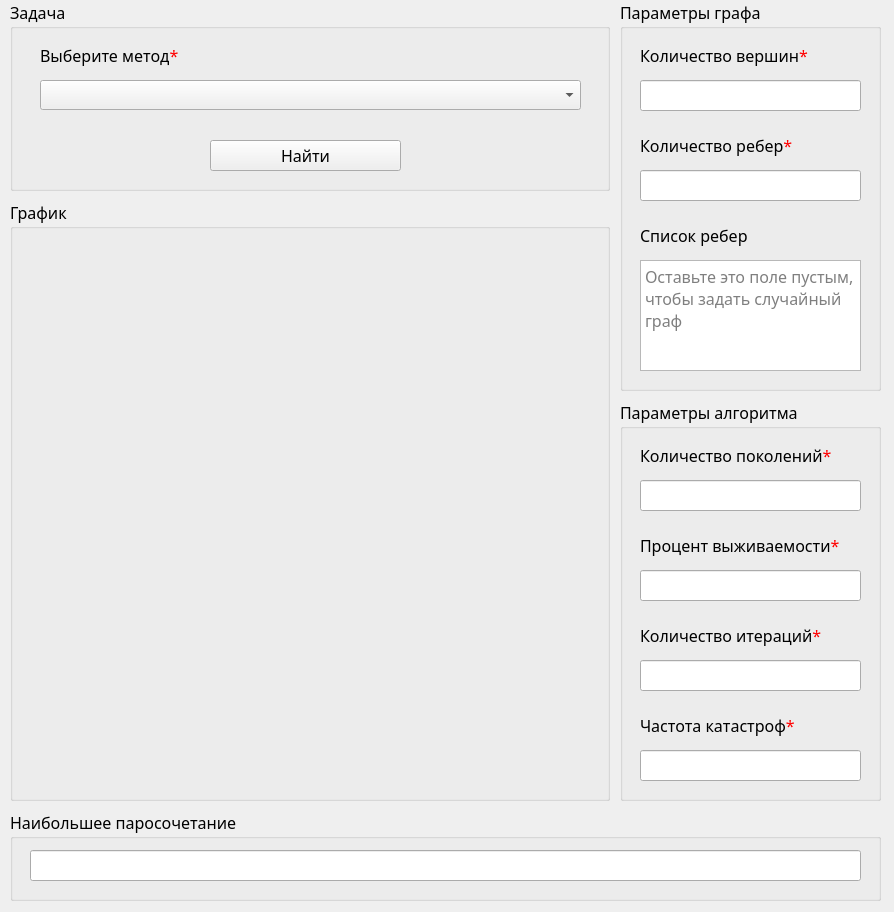
First picture: the form in GA-IS/GeneticAlgorithm/src/form.ui, repository MediamNoctem/University, before the edit.
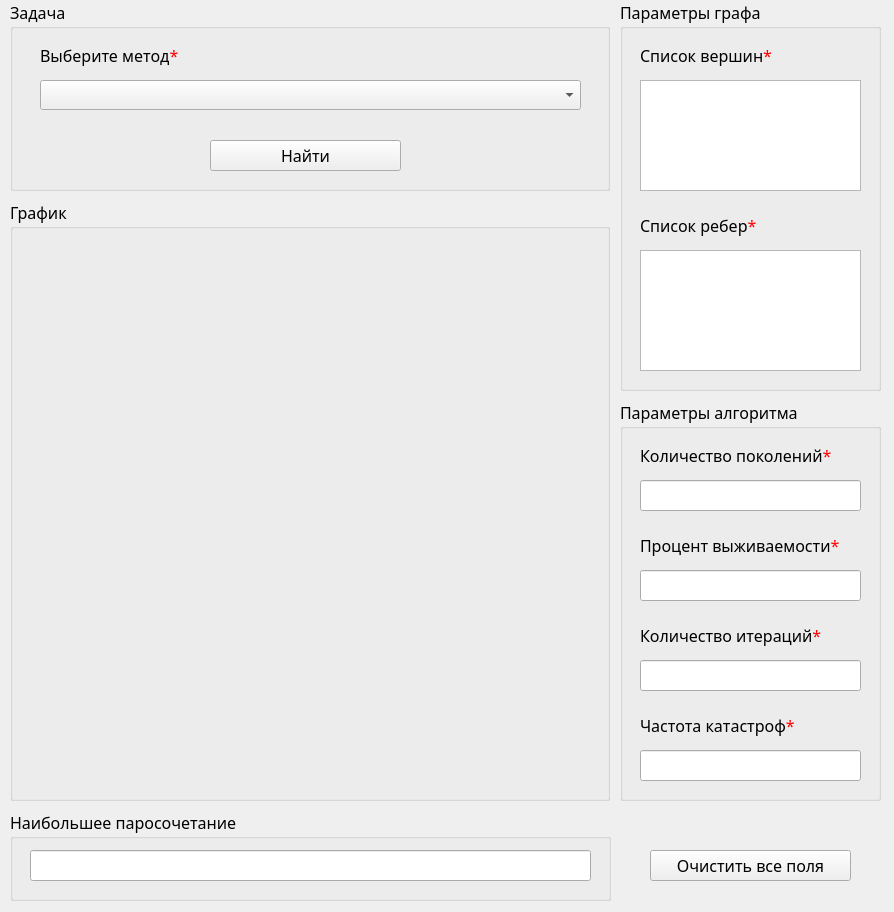
Second picture: the form after the edit.

The edit to the form file:
```diff
--- a/GA-IS/GeneticAlgorithm/src/form.ui
+++ b/GA-IS/GeneticAlgorithm/src/form.ui
@@ -125,7 +125,7 @@
     <property name="title">
      <string>Параметры алгоритма</string>
     </property>
-    <widget class="QLabel" name="label_5">
+    <widget class="QLabel" name="label_4">
      <property name="geometry">
       <rect>
        <x>20</x>
@@ -138,7 +138,7 @@
       <string>&lt;html&gt;&lt;head/&gt;&lt;body&gt;&lt;p&gt;Количество поколений&lt;span style=&quot; color:#ff0000;&quot;&gt;*&lt;/span&gt;&lt;/p&gt;&lt;/body&gt;&lt;/html&gt;</string>
      </property>
     </widget>
-    <widget class="QLineEdit" name="lineEdit_3">
+    <widget class="QLineEdit" name="lineEdit_1">
      <property name="geometry">
       <rect>
        <x>20</x>
@@ -161,7 +161,7 @@
       <string>&lt;html&gt;&lt;head/&gt;&lt;body&gt;&lt;p&gt;Процент выживаемости&lt;span style=&quot; color:#ff0000;&quot;&gt;*&lt;/span&gt;&lt;/p&gt;&lt;/body&gt;&lt;/html&gt;</string>
      </property>
     </widget>
-    <widget class="QLineEdit" name="lineEdit_4">
+    <widget class="QLineEdit" name="lineEdit_2">
      <property name="geometry">
       <rect>
        <x>20</x>
@@ -184,7 +184,7 @@
       <string>&lt;html&gt;&lt;head/&gt;&lt;body&gt;&lt;p&gt;Количество итераций&lt;span style=&quot; color:#ff0000;&quot;&gt;*&lt;/span&gt;&lt;/p&gt;&lt;/body&gt;&lt;/html&gt;</string>
      </property>
     </widget>
-    <widget class="QLineEdit" name="lineEdit_5">
+    <widget class="QLineEdit" name="lineEdit_3">
      <property name="geometry">
       <rect>
        <x>20</x>
@@ -223,14 +223,14 @@
      <rect>
       <x>10</x>
       <y>810</y>
-      <width>871</width>
+      <width>601</width>
       <height>91</height>
      </rect>
     </property>
     <property name="title">
      <string>Наибольшее паросочетание</string>
     </property>
-    <widget class="QLineEdit" name="lineEdit_7">
+    <widget class="QLineEdit" name="lineEdit_5">
      <property name="enabled">
       <bool>true</bool>
      </property>
@@ -238,7 +238,7 @@
       <rect>
        <x>20</x>
        <y>40</y>
-       <width>831</width>
+       <width>561</width>
        <height>31</height>
       </rect>
      </property>
@@ -269,60 +269,27 @@
       </rect>
      </property>
      <property name="text">
-      <string>&lt;html&gt;&lt;head/&gt;&lt;body&gt;&lt;p&gt;Количество вершин&lt;span style=&quot; color:#ff0000;&quot;&gt;*&lt;/span&gt;&lt;/p&gt;&lt;/body&gt;&lt;/html&gt;</string>
-     </property>
-    </widget>
-    <widget class="QLineEdit" name="lineEdit_1">
-     <property name="geometry">
-      <rect>
-       <x>20</x>
-       <y>80</y>
-       <width>221</width>
-       <height>31</height>
-      </rect>
+      <string>&lt;html&gt;&lt;head/&gt;&lt;body&gt;&lt;p&gt;Список вершин&lt;span style=&quot; color:#ff0000;&quot;&gt;*&lt;/span&gt;&lt;/p&gt;&lt;/body&gt;&lt;/html&gt;</string>
      </property>
     </widget>
     <widget class="QLabel" name="label_3">
      <property name="geometry">
       <rect>
        <x>20</x>
-       <y>130</y>
+       <y>210</y>
        <width>221</width>
        <height>31</height>
       </rect>
      </property>
      <property name="text">
-      <string>&lt;html&gt;&lt;head/&gt;&lt;body&gt;&lt;p&gt;Количество ребер&lt;span style=&quot; color:#ff0000;&quot;&gt;*&lt;/span&gt;&lt;/p&gt;&lt;/body&gt;&lt;/html&gt;</string>
-     </property>
-    </widget>
-    <widget class="QLineEdit" name="lineEdit_2">
-     <property name="geometry">
-      <rect>
-       <x>20</x>
-       <y>170</y>
-       <width>221</width>
-       <height>31</height>
-      </rect>
-     </property>
-    </widget>
-    <widget class="QLabel" name="label_4">
-     <property name="geometry">
-      <rect>
-       <x>20</x>
-       <y>220</y>
-       <width>221</width>
-       <height>31</height>
-      </rect>
-     </property>
-     <property name="text">
-      <string>&lt;html&gt;&lt;head/&gt;&lt;body&gt;&lt;p&gt;Список ребер&lt;/p&gt;&lt;/body&gt;&lt;/html&gt;</string>
+      <string>&lt;html&gt;&lt;head/&gt;&lt;body&gt;&lt;p&gt;Список ребер&lt;span style=&quot; color:#ff0000;&quot;&gt;*&lt;/span&gt;&lt;/p&gt;&lt;/body&gt;&lt;/html&gt;</string>
      </property>
     </widget>
     <widget class="QTextEdit" name="textEdit_1">
      <property name="geometry">
       <rect>
        <x>20</x>
-       <y>260</y>
+       <y>80</y>
        <width>221</width>
        <height>111</height>
       </rect>
@@ -337,9 +304,44 @@
       <string/>
      </property>
      <property name="placeholderText">
-      <string>Оставьте это поле пустым, чтобы задать случайный граф</string>
+      <string/>
      </property>
     </widget>
+    <widget class="QTextEdit" name="textEdit_2">
+     <property name="geometry">
+      <rect>
+       <x>20</x>
+       <y>250</y>
+       <width>221</width>
+       <height>121</height>
+      </rect>
+     </property>
+     <property name="toolTip">
+      <string/>
+     </property>
+     <property name="toolTipDuration">
+      <number>-1</number>
+     </property>
+     <property name="documentTitle">
+      <string/>
+     </property>
+     <property name="placeholderText">
+      <string/>
+     </property>
+    </widget>
+   </widget>
+   <widget class="QPushButton" name="pushButton_2">
+    <property name="geometry">
+     <rect>
+      <x>650</x>
+      <y>850</y>
+      <width>201</width>
+      <height>31</height>
+     </rect>
+    </property>
+    <property name="text">
+     <string>Очистить все поля</string>
+    </property>
    </widget>
   </widget>
  </widget>
```
Left out of the diff: 8 changed lines with no effect on the pictures.
